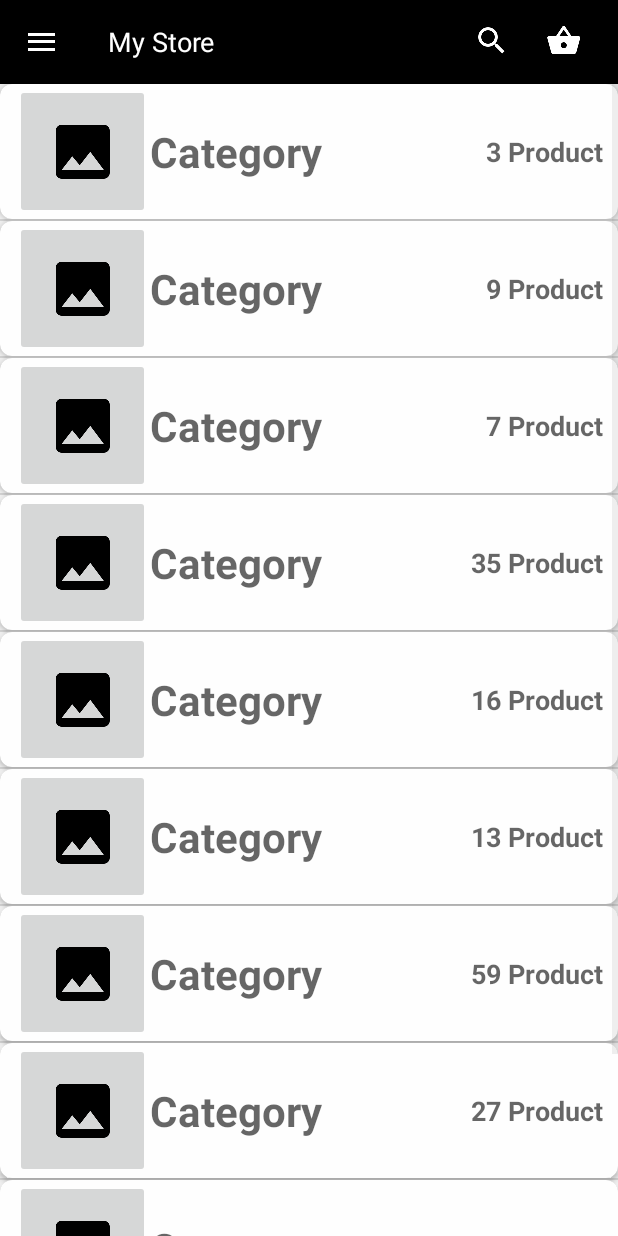
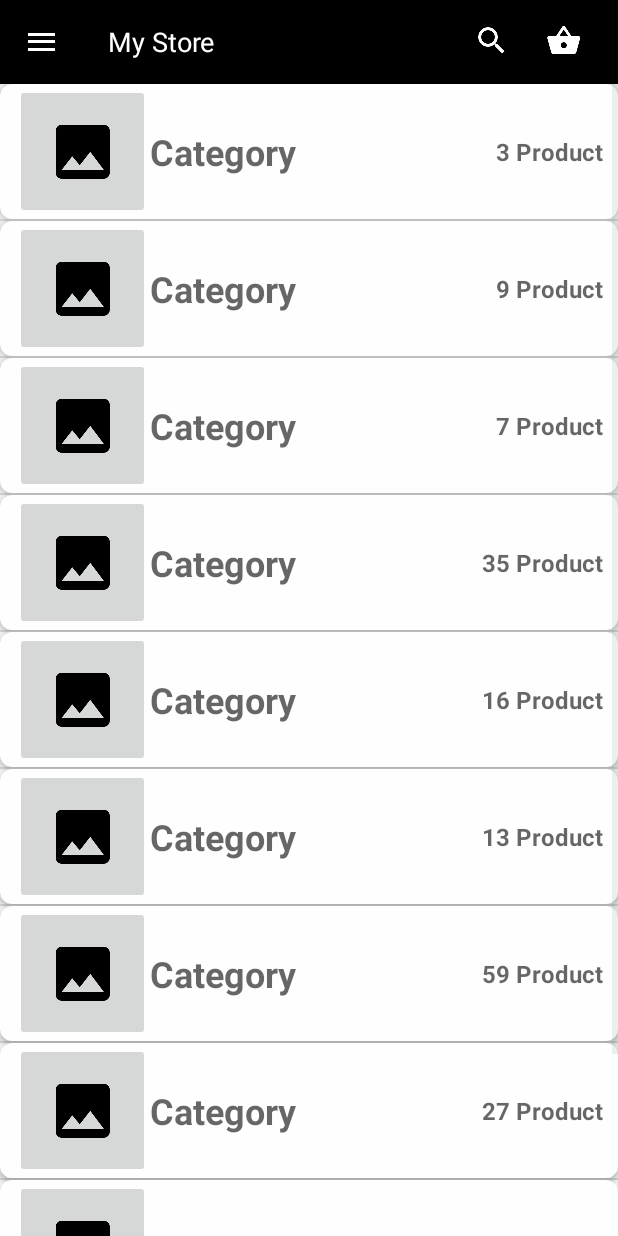
Before and after one commit to volsahin/E-Commerce, an Android app: the ScreenHActivity screen opened directly, with no data from a screen before it, on a phone screen of 412 x 824 dp. Run offline under Robolectric (Android 15) with nearby library versions, the phone set to English and light mode, and no system bars; libraries missing offline, so code that uses them is left out: com.mikepenz.materialdrawer; 1 statement that could not run was skipped.

Commit message:
ScreenI ve ScreenH düzenlendi

```diff
--- a/app/src/main/res/layout/screen_h_row.xml
+++ b/app/src/main/res/layout/screen_h_row.xml
@@ -39,7 +39,7 @@
             android:layout_marginRight="10dp"
             android:text="Product"
             android:textAppearance="?android:attr/textAppearanceMedium"
-            android:textSize="18dp"
+            android:textSize="16dp"
             android:textStyle="bold" />
 
         <TextView
@@ -53,7 +53,7 @@
             android:layout_toRightOf="@+id/image"
             android:text="Category"
             android:textAppearance="?android:attr/textAppearanceMedium"
-            android:textSize="28dp"
+            android:textSize="24dp"
             android:textStyle="bold" />
 
     </RelativeLayout>
```
